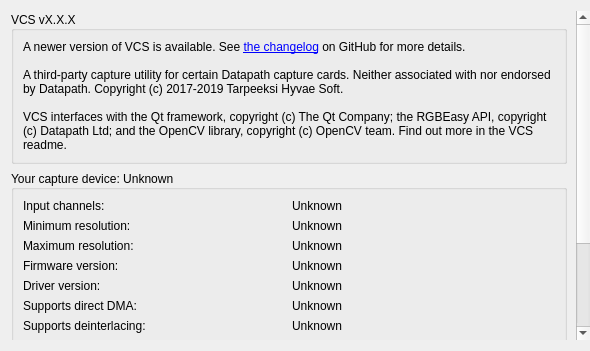
The window that src/display/qt/dialogs/ui/about_dialog.ui (mrehkopf/vcs) describes before a commit, drawn with Qt 5.
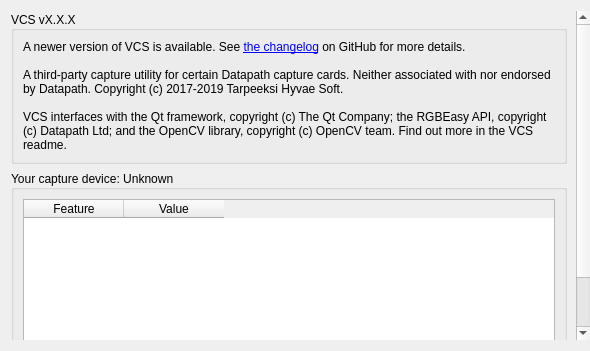
The same window after the commit.

Commit message: ui/about-dialog: Use table widget to list capture device features

What changed in the file:
```diff
--- a/src/display/qt/dialogs/ui/about_dialog.ui
+++ b/src/display/qt/dialogs/ui/about_dialog.ui
@@ -29,9 +29,9 @@
       <property name="geometry">
        <rect>
         <x>0</x>
-        <y>-231</y>
+        <y>-104</y>
         <width>567</width>
-        <height>564</height>
+        <height>437</height>
        </rect>
       </property>
       <layout class="QVBoxLayout" name="verticalLayout_8">
@@ -129,250 +129,21 @@
            <number>9</number>
           </property>
           <item>
-           <layout class="QHBoxLayout" name="horizontalLayout_14">
-            <item>
-             <widget class="QLabel" name="label_inputChannels">
-              <property name="font">
-               <font/>
-              </property>
-              <property name="layoutDirection">
-               <enum>Qt::LeftToRight</enum>
-              </property>
-              <property name="text">
-               <string>Input channels:</string>
-              </property>
-             </widget>
-            </item>
-            <item>
-             <widget class="QLabel" name="label_inputChannelsString">
-              <property name="text">
-               <string>Unknown</string>
-              </property>
-             </widget>
-            </item>
-           </layout>
-          </item>
-          <item>
-           <layout class="QHBoxLayout" name="horizontalLayout_13">
-            <item>
-             <widget class="QLabel" name="label_inputResolution">
-              <property name="text">
-               <string>Minimum resolution:</string>
-              </property>
-             </widget>
-            </item>
-            <item>
-             <widget class="QLabel" name="label_inputMinResolutionString">
-              <property name="text">
-               <string>Unknown</string>
-              </property>
-             </widget>
-            </item>
-           </layout>
-          </item>
-          <item>
-           <layout class="QHBoxLayout" name="horizontalLayout_25">
-            <item>
-             <widget class="QLabel" name="label_inputMaxResolution">
-              <property name="text">
-               <string>Maximum resolution:</string>
-              </property>
-             </widget>
-            </item>
-            <item>
-             <widget class="QLabel" name="label_inputMaxResolutionString">
-              <property name="text">
-               <string>Unknown</string>
-              </property>
-             </widget>
-            </item>
-           </layout>
-          </item>
-          <item>
-           <layout class="QHBoxLayout" name="horizontalLayout_15">
-            <item>
-             <widget class="QLabel" name="label_firmware">
-              <property name="font">
-               <font/>
-              </property>
-              <property name="text">
-               <string>Firmware version:</string>
-              </property>
-             </widget>
-            </item>
-            <item>
-             <widget class="QLabel" name="label_firmwareString">
-              <property name="text">
-               <string>Unknown</string>
-              </property>
-             </widget>
-            </item>
-           </layout>
-          </item>
-          <item>
-           <layout class="QHBoxLayout" name="horizontalLayout_16">
-            <item>
-             <widget class="QLabel" name="label_driver">
-              <property name="font">
-               <font/>
-              </property>
-              <property name="text">
-               <string>Driver version:</string>
-              </property>
-             </widget>
-            </item>
-            <item>
-             <widget class="QLabel" name="label_driverString">
-              <property name="text">
-               <string>Unknown</string>
-              </property>
-             </widget>
-            </item>
-           </layout>
-          </item>
-          <item>
-           <layout class="QHBoxLayout" name="horizontalLayout_17">
-            <item>
-             <widget class="QLabel" name="label_supportsDirectDMA">
-              <property name="text">
-               <string>Supports direct DMA:</string>
-              </property>
-             </widget>
-            </item>
-            <item>
-             <widget class="QLabel" name="label_supportsDirectDMAString">
-              <property name="text">
-               <string>Unknown</string>
-              </property>
-             </widget>
-            </item>
-           </layout>
-          </item>
-          <item>
-           <layout class="QHBoxLayout" name="horizontalLayout_18">
-            <item>
-             <widget class="QLabel" name="label_supportsDeinterlace">
-              <property name="text">
-               <string>Supports deinterlacing:</string>
-              </property>
-             </widget>
-            </item>
-            <item>
-             <widget class="QLabel" name="label_supportsDeinterlaceString">
-              <property name="text">
-               <string>Unknown</string>
-              </property>
-             </widget>
-            </item>
-           </layout>
-          </item>
-          <item>
-           <layout class="QHBoxLayout" name="horizontalLayout_19">
-            <item>
-             <widget class="QLabel" name="label_supportsYUV">
-              <property name="text">
-               <string>Supports YUV encoding:</string>
-              </property>
-             </widget>
-            </item>
-            <item>
-             <widget class="QLabel" name="label_supportsYUVString">
-              <property name="text">
-               <string>Unknown</string>
-              </property>
-             </widget>
-            </item>
-           </layout>
-          </item>
-          <item>
-           <layout class="QHBoxLayout" name="horizontalLayout_20">
-            <item>
-             <widget class="QLabel" name="label_supportsVGACapture">
-              <property name="text">
-               <string>Supports VGA capture:</string>
-              </property>
-             </widget>
-            </item>
-            <item>
-             <widget class="QLabel" name="label_supportsVGACaptureString">
-              <property name="text">
-               <string>Unknown</string>
-              </property>
-             </widget>
-            </item>
-           </layout>
-          </item>
-          <item>
-           <layout class="QHBoxLayout" name="horizontalLayout_21">
-            <item>
-             <widget class="QLabel" name="label_supportsDVICapture">
-              <property name="text">
-               <string>Supports DVI capture:</string>
-              </property>
-             </widget>
-            </item>
-            <item>
-             <widget class="QLabel" name="label_supportsDVICaptureString">
-              <property name="text">
-               <string>Unknown</string>
-              </property>
-             </widget>
-            </item>
-           </layout>
-          </item>
-          <item>
-           <layout class="QHBoxLayout" name="horizontalLayout_22">
-            <item>
-             <widget class="QLabel" name="label_supportsComponentCapture">
-              <property name="text">
-               <string>Supports component capture:</string>
-              </property>
-             </widget>
-            </item>
-            <item>
-             <widget class="QLabel" name="label_supportsComponentCaptureString">
-              <property name="text">
-               <string>Unknown</string>
-              </property>
-             </widget>
-            </item>
-           </layout>
-          </item>
-          <item>
-           <layout class="QHBoxLayout" name="horizontalLayout_23">
-            <item>
-             <widget class="QLabel" name="label_supportsCompositeCapture">
-              <property name="text">
-               <string>Supports composite capture:</string>
-              </property>
-             </widget>
-            </item>
-            <item>
-             <widget class="QLabel" name="label_supportsCompositeCaptureString">
-              <property name="text">
-               <string>Unknown</string>
-              </property>
-             </widget>
-            </item>
-           </layout>
-          </item>
-          <item>
-           <layout class="QHBoxLayout" name="horizontalLayout_24">
-            <item>
-             <widget class="QLabel" name="label_supportsSVideoCapture">
-              <property name="text">
-               <string>Supports S-Video capture:</string>
-              </property>
-             </widget>
-            </item>
-            <item>
-             <widget class="QLabel" name="label_supportsSVideoCaptureString">
-              <property name="text">
-               <string>Unknown</string>
-              </property>
-             </widget>
-            </item>
-           </layout>
+           <widget class="QTableWidget" name="tableWidget_captureDeviceFeatures">
+            <property name="editTriggers">
+             <set>QAbstractItemView::NoEditTriggers</set>
+            </property>
+            <column>
+             <property name="text">
+              <string>Feature</string>
+             </property>
+            </column>
+            <column>
+             <property name="text">
+              <string>Value</string>
+             </property>
+            </column>
+           </widget>
           </item>
          </layout>
         </widget>
```
The commit also changes 2 other files.
